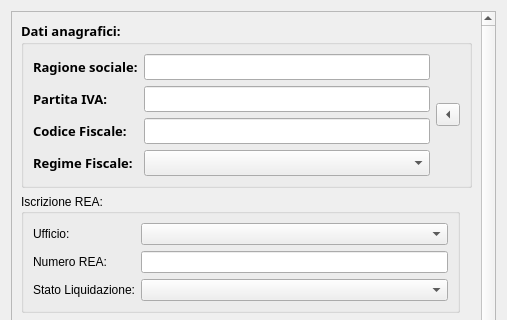
The window that moduleAzienda/aziendadialog.ui (kvsd/Gestionale) describes before a commit, drawn with Qt 5; both pictures show x 0 to 507 and y 0 to 320 of the 507 by 565 pixel window.
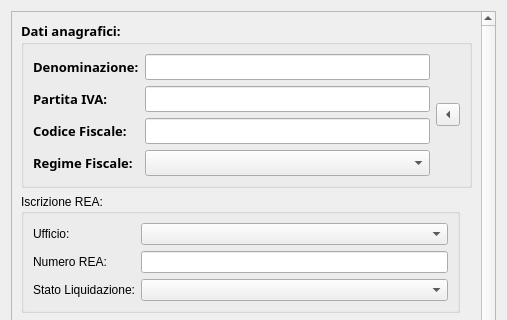
The same window after the commit.

Commit message: Rinominato il campo rag_sociale in denominazione

```diff
--- a/moduleAzienda/aziendadialog.ui
+++ b/moduleAzienda/aziendadialog.ui
@@ -110,7 +110,7 @@
           <item row="0" column="0">
            <widget class="QLabel" name="label">
             <property name="text">
-             <string>Ragione sociale:</string>
+             <string>Denominazione:</string>
             </property>
             <property name="buddy">
              <cstring>ragSocialeLE</cstring>
```
Left out of the diff: 6 changed lines with no effect on the pictures. The commit also changes 10 other files.
